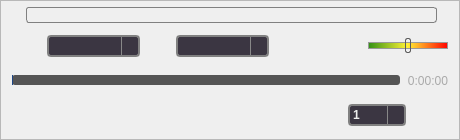
The window that vlc-record/forms/qoverlayedcontrol.ui (code-google-com/vlc-record) describes before a commit, drawn with Qt 5.
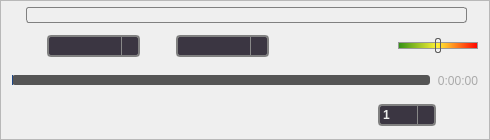
The same window after the commit. Icons and pictures are not drawn. Custom widgets are drawn as their Qt base class.

Commit message: - add simple show info to overlay control panel

Diff of the .ui file:
```diff
--- a/vlc-record/forms/qoverlayedcontrol.ui
+++ b/vlc-record/forms/qoverlayedcontrol.ui
@@ -6,7 +6,7 @@
    <rect>
     <x>0</x>
     <y>0</y>
-    <width>460</width>
+    <width>490</width>
     <height>140</height>
    </rect>
   </property>
@@ -166,7 +166,6 @@
           <property name="styleSheet">
            <string notr="true">QLabel {
 color: white;
-font-weight: bold;
 border-radius: 3px;
 border: 1px solid gray;
 }</string>
@@ -556,7 +555,7 @@
        </layout>
       </item>
       <item>
-       <layout class="QHBoxLayout" name="hLayoutMainControl">
+       <layout class="QHBoxLayout" name="hLayoutMainControl" stretch="0,0,0,0,0,0,0">
         <property name="spacing">
          <number>6</number>
         </property>
```
The commit also changes 9 other files.
